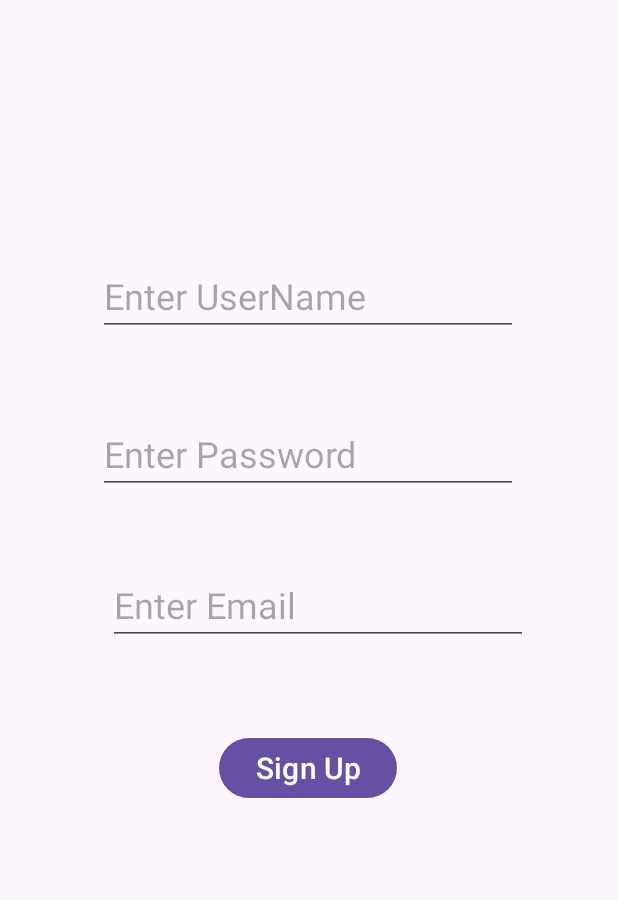
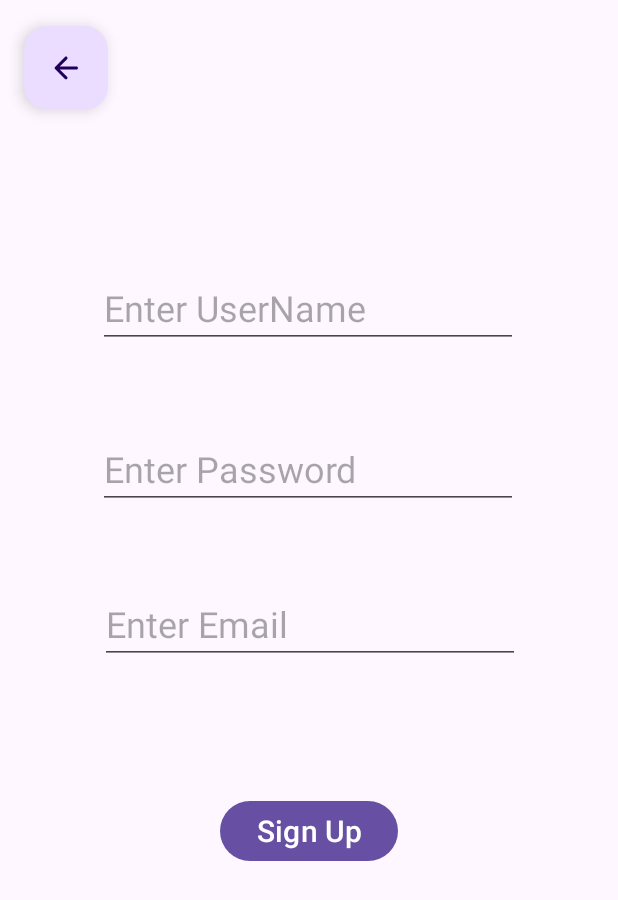
Before and after one commit to PrettyCat7/TheStar, an Android app: the fragment SignUpFragment placed in its activity, on a phone screen of 412 x 824 dp. Shown: the top 900 px of the screen. Run offline under Robolectric (Android 15) with nearby library versions, the phone set to English and light mode, and no system bars; our stand-ins replace Firebase (no records; nobody signed in at launch, a user with empty details on screens opened directly).

Commit message:
fixed back button but still working on login problem and search bar and spinner

```diff
--- a/app/src/main/java/com/example/thestar/FirebaseServices.java
+++ b/app/src/main/java/com/example/thestar/FirebaseServices.java
@@ -39,6 +39,11 @@
         return storage;
     }
 
+    public static FirebaseServices reloadInstance(){
+        instance=new FirebaseServices();
+        return instance;
+    }
+
     public  FirebaseServices() {
         auth = FirebaseAuth.getInstance();
         fire = FirebaseFirestore.getInstance();
--- a/app/src/main/java/com/example/thestar/LoginFragment.java
+++ b/app/src/main/java/com/example/thestar/LoginFragment.java
@@ -26,7 +26,7 @@
 public class LoginFragment extends Fragment {
 
     private TextView ForgotLink,SignUpLink;
-    private EditText emaillogin,passwordlogin;
+    private EditText usernamel,passwordlogin;
     private Button btnlogin;
     private FirebaseServices fbs;
 
@@ -81,7 +81,7 @@
     public void onStart() {
         super.onStart();
         fbs=FirebaseServices.getInstance();
-        emaillogin=getView().findViewById(R.id.etemaillogin);
+        usernamel=getView().findViewById(R.id.etemaillogin);
         passwordlogin=getView().findViewById(R.id.etpasswordlogin);
         btnlogin=getView().findViewById(R.id.btnlogin);
         ForgotLink=getView().findViewById(R.id.tvForgotLogin);
@@ -103,23 +103,23 @@
             @Override
             public void onClick(View v) {
 
-               String email= emaillogin.toString().toString();
+               String username= usernamel.toString().toString();
                String password = passwordlogin.toString().toString();
 
-               if (email.trim().isEmpty() || password.trim().isEmpty()) {
+               if (username.trim().isEmpty() || password.trim().isEmpty()) {
                    Toast.makeText(getActivity(), "Check Your Inputs", Toast.LENGTH_SHORT).show();
                    return;
                }
 
-            fbs.getAuth().signInWithEmailAndPassword(email,password).addOnCompleteListener(new OnCompleteListener<AuthResult>() {
+            fbs.getAuth().signInWithEmailAndPassword(username,password).addOnCompleteListener(getActivity(),new OnCompleteListener<AuthResult>() {
                 @Override
                 public void onComplete(@NonNull Task<AuthResult> task) {
 
                     if (task.isSuccessful()){
 
-                        fbs = FirebaseServices.getInstance();
+                        fbs = FirebaseServices.reloadInstance();
+                           gotoallstoriesfragment();
                         Toast.makeText(getActivity(), "Welcome ", Toast.LENGTH_SHORT).show();
-                        gotoallstoriesfragment();
 
                     }
                     else {
--- /dev/null
+++ b/app/src/main/res/drawable/round_arrow_back_24.xml
@@ -0,0 +1,5 @@
+<vector xmlns:android="http://schemas.android.com/apk/res/android" android:autoMirrored="true" android:height="24dp" android:tint="#FCC014" android:viewportHeight="24" android:viewportWidth="24" android:width="24dp">
+
+    <path android:fillColor="@android:color/white" android:pathData="M19,11H7.83l4.88,-4.88c0.39,-0.39 0.39,-1.03 0,-1.42 -0.39,-0.39 -1.02,-0.39 -1.41,0l-6.59,6.59c-0.39,0.39 -0.39,1.02 0,1.41l6.59,6.59c0.39,0.39 1.02,0.39 1.41,0 0.39,-0.39 0.39,-1.02 0,-1.41L7.83,13H19c0.55,0 1,-0.45 1,-1s-0.45,-1 -1,-1z"/>
+
+</vector>
--- a/app/src/main/res/layout/fragment_sign_up.xml
+++ b/app/src/main/res/layout/fragment_sign_up.xml
@@ -14,27 +14,29 @@
             android:id="@+id/etpassword"
             android:layout_width="wrap_content"
             android:layout_height="wrap_content"
-            android:layout_marginTop="276dp"
+            android:layout_marginTop="160dp"
             android:ems="10"
             android:hint="Enter Password"
             android:inputType="textPassword"
             android:textSize="24sp"
+            app:layout_constraintBottom_toTopOf="@+id/btnsignup"
             app:layout_constraintEnd_toEndOf="parent"
-            app:layout_constraintHorizontal_bias="0.497"
+            app:layout_constraintHorizontal_bias="0.496"
             app:layout_constraintStart_toStartOf="parent"
-            app:layout_constraintTop_toTopOf="parent" />
+            app:layout_constraintTop_toTopOf="parent"
+            app:layout_constraintVertical_bias="0.397" />
 
         <Button
             android:id="@+id/btnsignup"
             android:layout_width="wrap_content"
             android:layout_height="wrap_content"
-            android:layout_marginBottom="288dp"
             android:text="Sign Up"
             android:textSize="20sp"
             app:layout_constraintBottom_toBottomOf="parent"
             app:layout_constraintEnd_toEndOf="parent"
-            app:layout_constraintHorizontal_bias="0.498"
-            app:layout_constraintStart_toStartOf="parent" />
+            app:layout_constraintStart_toStartOf="parent"
+            app:layout_constraintTop_toTopOf="parent"
+            app:layout_constraintVertical_bias="0.683" />
 
         <EditText
             android:id="@+id/etusername"
@@ -55,20 +57,31 @@
             android:id="@+id/etSignupemail"
             android:layout_width="wrap_content"
             android:layout_height="wrap_content"
-            android:layout_marginStart="97dp"
-            android:layout_marginTop="47dp"
-            android:layout_marginEnd="105dp"
-            android:layout_marginBottom="57dp"
+            android:layout_marginTop="50dp"
+            android:layout_marginBottom="50dp"
             android:ems="10"
             android:hint="Enter Email"
             android:inputType="textEmailAddress"
             android:textSize="24sp"
             app:layout_constraintBottom_toTopOf="@+id/btnsignup"
             app:layout_constraintEnd_toEndOf="parent"
-            app:layout_constraintHorizontal_bias="0.36"
+            app:layout_constraintHorizontal_bias="0.507"
             app:layout_constraintStart_toStartOf="parent"
             app:layout_constraintTop_toBottomOf="@+id/etpassword"
-            app:layout_constraintVertical_bias="0.018" />
+            app:layout_constraintVertical_bias="0.0" />
+
+        <com.google.android.material.floatingactionbutton.FloatingActionButton
+            android:id="@+id/fbBackS"
+            android:layout_width="wrap_content"
+            android:layout_height="wrap_content"
+            android:clickable="true"
+            android:src="@drawable/round_arrow_back_24"
+            app:layout_constraintBottom_toBottomOf="parent"
+            app:layout_constraintEnd_toEndOf="parent"
+            app:layout_constraintHorizontal_bias="0.045"
+            app:layout_constraintStart_toStartOf="parent"
+            app:layout_constraintTop_toTopOf="parent"
+            app:layout_constraintVertical_bias="0.023" />
 
     </androidx.constraintlayout.widget.ConstraintLayout>
 </FrameLayout>
```
Also changed, not shown: app/src/main/java/com/example/thestar/SignUpFragment.java (+9 -7 lines), app/src/main/res/layout/fragment_all_stories.xml (+15 -7 lines), app/src/main/res/layout/fragment_forgot_password.xml (+4 -6 lines), app/src/main/res/layout/fragment_login.xml (+11 -9 lines).
